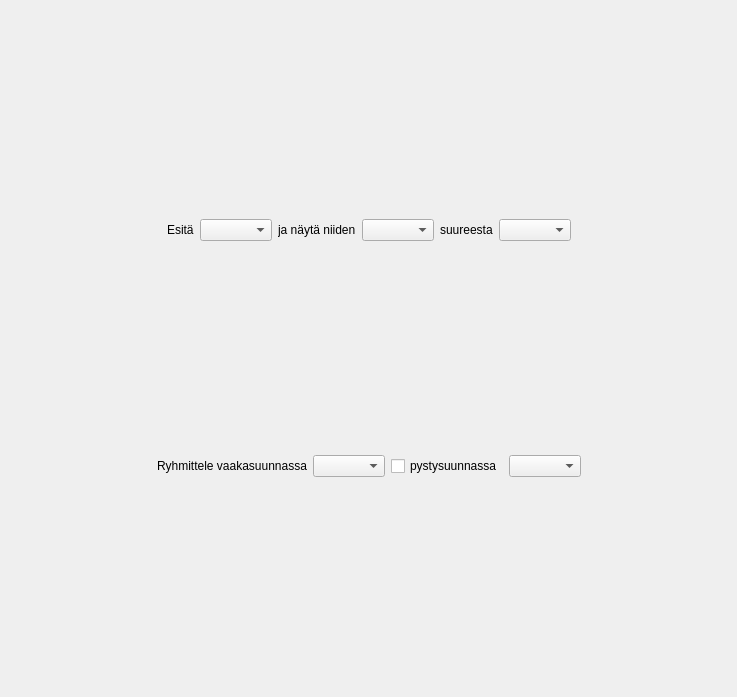
Before: the Qt Designer form statisticsform.ui in samuliwritescode/uistelupaivakirja-desktop, drawn with Qt 5.
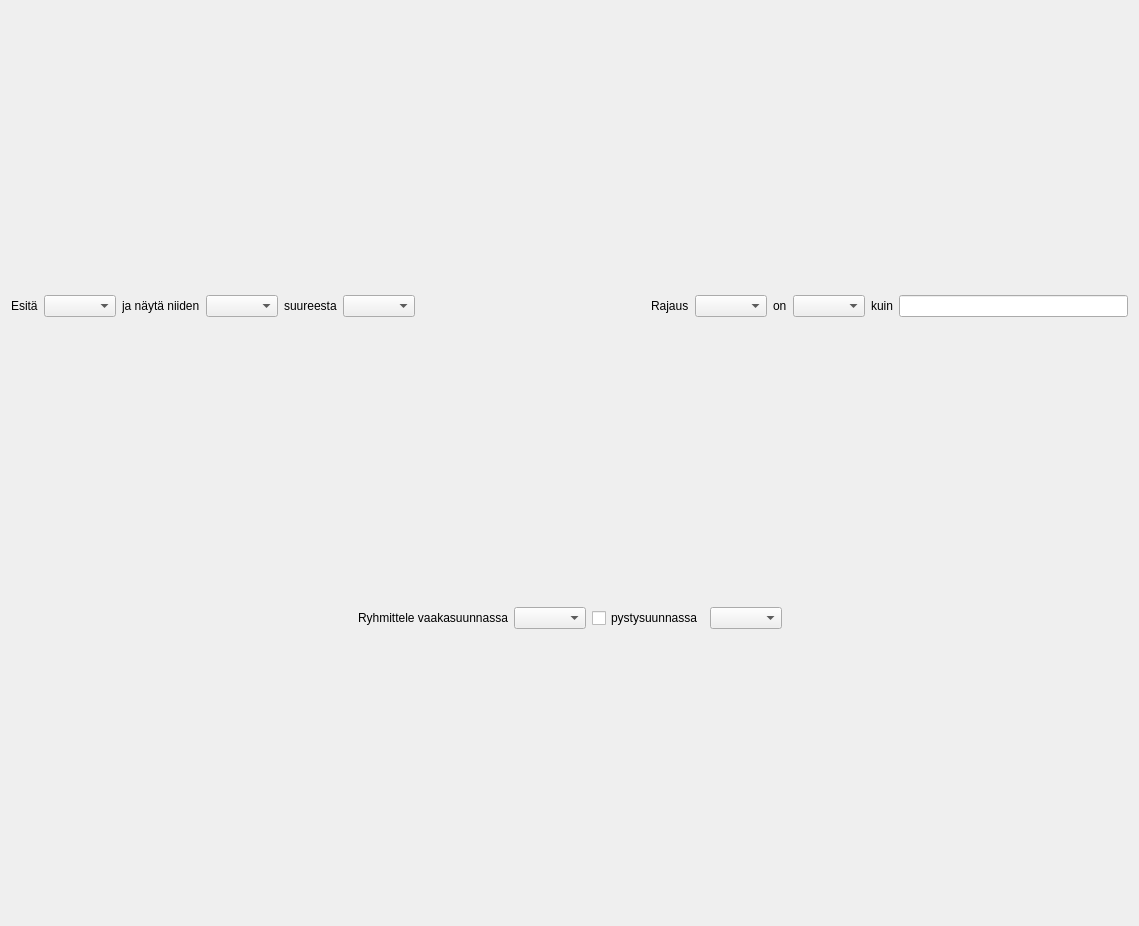
After: the same form once the commit is applied.

Commit message: -Refaktoroitu filtteröinti tilastoissa -Lisätty ui-komponentit hakukentälle

What changed in the file:
```diff
--- a/statisticsform.ui
+++ b/statisticsform.ui
@@ -6,8 +6,8 @@
    <rect>
     <x>0</x>
     <y>0</y>
-    <width>737</width>
-    <height>697</height>
+    <width>1139</width>
+    <height>926</height>
    </rect>
   </property>
   <property name="windowTitle">
@@ -66,19 +66,6 @@
    </item>
    <item row="0" column="1">
     <layout class="QHBoxLayout" name="horizontalLayout_2">
-     <item>
-      <spacer name="horizontalSpacer_3">
-       <property name="orientation">
-        <enum>Qt::Horizontal</enum>
-       </property>
-       <property name="sizeHint" stdset="0">
-        <size>
-         <width>40</width>
-         <height>20</height>
-        </size>
-       </property>
-      </spacer>
-     </item>
      <item>
       <widget class="QLabel" name="label_3">
        <property name="text">
@@ -116,12 +103,42 @@
        </property>
        <property name="sizeHint" stdset="0">
         <size>
-         <width>40</width>
-         <height>20</height>
+         <width>1</width>
+         <height>1</height>
         </size>
        </property>
       </spacer>
      </item>
+     <item>
+      <widget class="QLabel" name="label_2">
+       <property name="text">
+        <string>Rajaus</string>
+       </property>
+      </widget>
+     </item>
+     <item>
+      <widget class="QComboBox" name="filterCombo"/>
+     </item>
+     <item>
+      <widget class="QLabel" name="label_5">
+       <property name="text">
+        <string>on</string>
+       </property>
+      </widget>
+     </item>
+     <item>
+      <widget class="QComboBox" name="comparisonCombo"/>
+     </item>
+     <item>
+      <widget class="QLabel" name="label_6">
+       <property name="text">
+        <string>kuin</string>
+       </property>
+      </widget>
+     </item>
+     <item>
+      <widget class="QLineEdit" name="lineEditFilter"/>
+     </item>
     </layout>
    </item>
    <item row="1" column="1">
```
Left out of the diff: 2 changed lines with no effect on the pictures. The commit also changes 6 other files.
